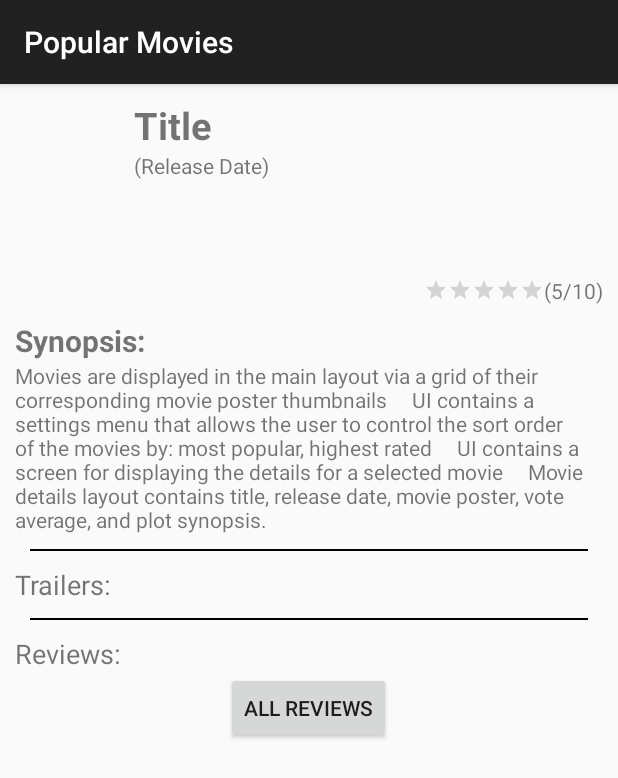
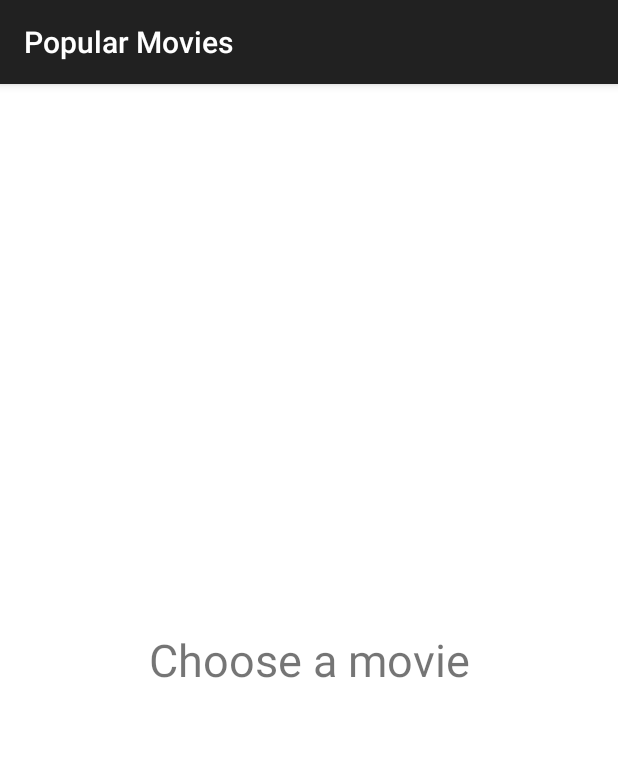
Before and after one commit to kchristiansen/PopularMovies, an Android app: the fragment MovieDetails placed in its activity, on a phone screen of 412 x 824 dp. Shown: the top 778 px of the screen. Run offline under Robolectric (Android 15) with nearby library versions, the phone set to English and light mode, and no system bars; our stand-ins replace Picasso; pictures from the network do not load; 2 statements that could not run were skipped.

Commit message:
PopMovies Stage 2

```diff
--- a/app/build.gradle
+++ b/app/build.gradle
@@ -17,14 +17,17 @@ android {
             proguardFiles getDefaultProguardFile('proguard-android.txt'), 'proguard-rules.pro'
         }
     }
+    sourceSets { main { java.srcDirs = ['src/main/java', 'src/main/java/models'] } }
 }
 
 repositories {
     mavenCentral()
 }
 dependencies {
-    compile fileTree(dir: 'libs', include: ['*.jar'])
+    compile fileTree(include: ['*.jar'], dir: 'libs')
+    compile 'com.jakewharton:disklrucache:2.0.2'
     compile 'com.android.support:appcompat-v7:22.2.0'
     compile 'com.squareup.picasso:picasso:2.5.2'
     compile 'com.android.support:support-v4:22.2.0'
+
 }
--- a/app/src/main/java/com/example/kevin/popularmovies/MainActivity.java
+++ b/app/src/main/java/com/example/kevin/popularmovies/MainActivity.java
@@ -2,38 +2,36 @@ package com.example.kevin.popularmovies;
 
 import android.os.Bundle;
 import android.support.v7.app.ActionBarActivity;
+import android.view.View;
 
 
 public class MainActivity extends ActionBarActivity
         implements MainActivityFragment.OnMovieSelectedListener {
+
+    boolean mIsDualPane;
 
     @Override
     protected void onCreate(Bundle savedInstanceState) {
         super.onCreate(savedInstanceState);
         setContentView(R.layout.activity_main);
 
-        if(findViewById(R.id.fragment_container)!=null){
+        View detailView = findViewById(R.id.details_frag);
+
+        if(detailView !=null && detailView != null){
+            mIsDualPane = true;
             if(savedInstanceState!=null){
                 return;
             }
         }
-
-        MainActivityFragment collectionFragment = new MainActivityFragment();
-        collectionFragment.setArguments(getIntent().getExtras());
-        getSupportFragmentManager()
-                .beginTransaction()
-                .add(R.id.fragment_container, collectionFragment)
-                .commit();
     }
 
     @Override
     public void onMovieSelected(Movie m) {
-        MovieDetails detailFragment = (MovieDetails) getSupportFragmentManager().findFragmentById(R.id.fragment_movie_detail);
-        if(detailFragment!=null) {
+        MovieDetails detailFragment = (MovieDetails) getSupportFragmentManager().findFragmentById(R.id.details_frag);
+        if (mIsDualPane) {
             detailFragment.updateMovie(m);
-        }else{
+        } else {
             detailFragment = MovieDetails.newInstance(m);
-
             android.support.v4.app.FragmentTransaction transaction = getSupportFragmentManager().beginTransaction();
             transaction.replace(R.id.fragment_container, detailFragment);
             transaction.addToBackStack(null);
--- a/app/src/main/java/com/example/kevin/popularmovies/MainActivityFragment.java
+++ b/app/src/main/java/com/example/kevin/popularmovies/MainActivityFragment.java
@@ -3,6 +3,8 @@ package com.example.kevin.popularmovies;
 import android.app.Activity;
 import android.content.Context;
 import android.content.Intent;
+import android.database.Cursor;
+import android.database.sqlite.SQLiteDatabase;
 import android.net.Uri;
 import android.os.AsyncTask;
 import android.os.Bundle;
@@ -25,6 +27,7 @@ import org.json.JSONArray;
 import org.json.JSONException;
 import org.json.JSONObject;
 
+import java.io.IOException;
 import java.util.ArrayList;
 
 
@@ -40,6 +43,8 @@ public class MainActivityFragment extends android.support.v4.app.Fragment {
     private Context mContext;
     private MovieAdapter mMovieAdapter;
     private GridView mGrid;
+
+    private final int MAX_CACHE_SIZE = 1024 * 1024;
 
     public MainActivityFragment() {
     }
@@ -119,6 +124,9 @@ public class MainActivityFragment extends android.support.v4.app.Fragment {
                 mCallback.onMovieSelected(m);
             }
         });
+        if (mGrid.getSelectedItem() == null) {
+            mGrid.setSelection(0);
+        }
         return rootView;
     }
 
@@ -203,8 +211,8 @@ public class MainActivityFragment extends android.support.v4.app.Fragment {
                 holder.moviePoster.setImageResource(R.mipmap.ic_launcher);
                 Picasso.with(mContext)
                         .load(imageUrl + movieInfo.mPosterUri)
-                        .resize(158,237)
-                        .centerCrop()
+                        //.resize(158,237)
+                        //.centerCrop()
                         .into(holder.moviePoster);
                 convertView.setTag(holder);
             }
@@ -213,8 +221,8 @@ public class MainActivityFragment extends android.support.v4.app.Fragment {
                 holder.movieInfo=movieInfo;
                 Picasso.with(mContext)
                         .load(imageUrl + movieInfo.mPosterUri)
-                        .resize(158,237)
-                        .centerInside()
+                        //.resize(158,237)
+                        //.centerInside()
                         .into(holder.moviePoster);
             }
 
@@ -229,7 +237,7 @@ public class MainActivityFragment extends android.support.v4.app.Fragment {
 
     public class MovieDownloader extends AsyncTask<String,Void, ArrayList<Movie>> {
         final String LOG_TAG = "MovieJsonDownload";
-        final String API_KEY = "";
+        final String API_KEY = getResources().getString(R.string.API_KEY);
 
         ArrayList<Movie> movies = new ArrayList<>();
         @Override
@@ -238,6 +246,7 @@ public class MainActivityFragment extends android.support.v4.app.Fragment {
             // Update adapter...
             mMovieAdapter.mMovies = movieList;
             mMovieAdapter.notifyDataSetChanged();
+
         }
 
         @Override
@@ -246,22 +255,58 @@ public class MainActivityFragment extends android.support.v4.app.Fragment {
                 Log.e(LOG_TAG, "API_KEY=" + API_KEY + ". Did you forget to add your own?");
             }
 
-            String BASEURL = "http://api.themoviedb.org/3/discover/movie?sort_by=" + mCurrentSort + "&api_key=" + API_KEY;
-            Uri builtUri = Uri.parse(BASEURL);
+            if(mCurrentSort.equals("favorite")) {
+                // get ids from sqlite db
+                FavoritesDbHelper dbHelper = new FavoritesDbHelper(getActivity());
+                final SQLiteDatabase db = dbHelper.getWritableDatabase();
+                final String[] columns = {FavoritesContract.FavoritesEntry.COLUMN_ID};
+
+                Cursor c = db.query(FavoritesContract.FavoritesEntry.TABLE_NAME, columns, null, null, null, null, null);
+                while(c.moveToNext()){
+                    String movieId = c.getString(0);
+                    // get the cached movies from disklru cache
+                    Movie m = MovieCache.GetMovieFromCache(mContext, movieId);
+                    if (m == null) {
+                        // make api calls if necessary
+                        Uri builtUri = Uri.parse("http://api.themoviedb.org/3/movie/" + movieId + "?api_key=" + API_KEY);
+                        String jsonData = JsonDataFetch.fetchJson(builtUri);
+
+                        if(jsonData != null) {
+                            JSONObject jObjMovie = null;
+                            try {
+                                jObjMovie = new JSONObject(jsonData);
+                                m = Movie.newInstance(jObjMovie);
+                            } catch (JSONException e) {
+                                e.printStackTrace();
+                            }
+                        }
+                    }
+                    if (m != null) {
+                        // add to movie list
+                        movies.add(m);
+                    }
+                }
+            }
+            else {
+                String baseUrl = "http://api.themoviedb.org/3/discover/movie?sort_by=" + mCurrentSort + "&api_key=" + API_KEY;
+
+                Uri builtUri = Uri.parse(baseUrl);
 
                 // hit api if necessary...
-            if(mJsonMovieData==null || mJsonMovieData=="") {
+                if (mJsonMovieData == null || mJsonMovieData == "") {
                     // Will contain the raw JSON response as a string.
-                Log.v(LOG_TAG, "Hitting movie api: " + builtUri.toString() );
+                    Log.v(LOG_TAG, "Hitting movie api: " + builtUri.toString());
                     mJsonMovieData = JsonDataFetch.fetchJson(builtUri);
                 }
 
+                if (mJsonMovieData != null) {
                     try {
                         movies = getMoviesFromJson(mJsonMovieData);
-            }
-            catch (JSONException e){
+                    } catch (JSONException e) {
                         Log.e(LOG_TAG, e.getMessage(), e);
                         e.printStackTrace();
+                    }
+                }
             }
             return movies;
         }
@@ -273,7 +318,13 @@ public class MainActivityFragment extends android.support.v4.app.Fragment {
             JSONArray results= new JSONObject(json).getJSONArray(RESULTS);
             for(int i=0;i< results.length();i++){
                 JSONObject result = results.getJSONObject(i);
+
                 Movie m = Movie.newInstance(result);
+                try {
+                    MovieCache.CacheMovie(mContext, m, m.mID);
+                } catch (IOException e) {
+                    e.printStackTrace();
+                }
                 if(m!=null) {
                     movies.add(m);
                 }
--- /dev/null
+++ b/app/src/main/res/layout-large/activity_main.xml
@@ -0,0 +1,19 @@
+<?xml version="1.0" encoding="utf-8"?>
+<LinearLayout xmlns:android="http://schemas.android.com/apk/res/android"
+    xmlns:tools="http://schemas.android.com/tools"
+    android:orientation="horizontal"
+    android:layout_width="match_parent"
+    android:layout_height="match_parent">
+    <fragment
+        android:id="@+id/list_frag"
+        android:layout_width="400dp"
+        android:layout_height="match_parent"
+        android:name="com.example.kevin.popularmovies.MainActivityFragment"
+        tools:layout="@layout/fragment_main" />
+    <fragment
+        android:id="@+id/details_frag"
+        android:layout_width="wrap_content"
+        android:layout_height="match_parent"
+        android:name="com.example.kevin.popularmovies.MovieDetails"
+        tools:layout="@layout/fragment_movie_details" />
+</LinearLayout>
--- a/app/src/main/res/layout/activity_main.xml
+++ b/app/src/main/res/layout/activity_main.xml
@@ -1,4 +1,12 @@
 <FrameLayout xmlns:android="http://schemas.android.com/apk/res/android"
-    android:id="@+id/fragment_container"
-    android:layout_width="match_parent"
-    android:layout_height="match_parent" />
+             xmlns:tools="http://schemas.android.com/tools"
+             android:id="@+id/fragment_container"
+             android:layout_width="match_parent"
+             android:layout_height="match_parent">
+    <fragment
+        android:id="@+id/list_frag"
+        android:layout_width="match_parent"
+        android:layout_height="match_parent"
+        android:name="com.example.kevin.popularmovies.MainActivityFragment"
+        tools:layout="@layout/fragment_main" />
+</FrameLayout>
--- a/app/src/main/res/layout/fragment_movie_details.xml
+++ b/app/src/main/res/layout/fragment_movie_details.xml
@@ -1,8 +1,13 @@
+<FrameLayout
+    android:layout_height="match_parent" android:layout_width="match_parent"
+    xmlns:android="http://schemas.android.com/apk/res/android">
+
 <ScrollView
     android:id="@+id/fragment_movie_detail"
     xmlns:android="http://schemas.android.com/apk/res/android"
     xmlns:tools="http://schemas.android.com/tools"
     tools:context="com.example.kevin.popularmovies.MovieDetails"
+    android:background="@android:color/white"
     android:layout_height="match_parent"
     android:layout_width="match_parent"
     android:padding="10dp">
@@ -22,7 +27,8 @@
             <LinearLayout
                 android:orientation="vertical"
                 android:layout_width="wrap_content"
-                android:layout_height="wrap_content">
+                android:layout_height="wrap_content"
+                android:layout_marginLeft="20dp">
                 <TextView
                     android:id="@+id/detail_title"
                     android:layout_width="wrap_content"
@@ -40,9 +46,14 @@
         <LinearLayout
             android:orientation="horizontal"
             android:layout_width="match_parent"
-            android:layout_height="wrap_content"
-            android:gravity="right">
-
+            android:layout_height="wrap_content">
+            <CheckBox
+                android:id="@+id/buttonFavorite"
+                android:layout_width="wrap_content"
+                android:layout_height="wrap_content"
+                android:layout_gravity="left"
+                android:layout_weight="10"
+                android:text="Favorite"/>
             <RatingBar
                 android:id="@+id/detail_rating_stars"
                 style="?android:ratingBarStyleSmall"
@@ -109,8 +120,15 @@
             android:layout_height="wrap_content"
             android:textSize="18sp"
             android:text="Reviews:"/>
-        <TableLayout
+        <TextView
+            android:id="@+id/textNoReviews"
+            android:layout_width="match_parent"
+            android:layout_height="wrap_content"
+            android:text="Nobody has reviewed this movie"
+            android:gravity="center"/>
+        <LinearLayout
             android:id="@+id/tableReviews"
+            android:orientation="vertical"
             android:layout_width="match_parent"
             android:layout_height="wrap_content"/>
         <Button
@@ -118,6 +136,20 @@
             android:layout_width="wrap_content"
             android:layout_height="wrap_content"
             android:text="ALL REVIEWS"
-            android:layout_gravity="center"/>
+            android:layout_gravity="center"
+            android:visibility="gone"/>
     </LinearLayout>
 </ScrollView>
+    <LinearLayout
+        android:id="@+id/instruction_panel"
+        android:layout_width="match_parent"
+        android:layout_height="match_parent"
+        android:background="@android:color/white">
+        <TextView
+            android:layout_width="match_parent"
+            android:layout_height="match_parent"
+            android:gravity="center"
+            android:textSize="30dp"
+            android:text="Choose a movie"/>
+    </LinearLayout>
+</FrameLayout>
--- a/app/src/main/res/layout/main_poster_thumbnail.xml
+++ b/app/src/main/res/layout/main_poster_thumbnail.xml
@@ -5,6 +5,5 @@
     <ImageView
         android:id="@+id/mainPosterThumb"
         android:layout_width="match_parent"
-        android:layout_height="match_parent"
-        android:padding="1dp"/>
+        android:layout_height="match_parent"/>
 </LinearLayout>
--- a/app/src/main/res/values/strings.xml
+++ b/app/src/main/res/values/strings.xml
@@ -4,4 +4,6 @@
     <string name="title_activity_settings">Settings</string>
     <string name="moviedb_base_image_url">http://image.tmdb.org/t/p/</string>
     <string name="moviedb_image_size">w185</string>
+    <string name="title_activity_detail">DetailActivity</string>
+    <string name="hello_world">Hello world!</string>
 </resources>
--- a/app/src/main/res/values/strings_activity_settings.xml
+++ b/app/src/main/res/values/strings_activity_settings.xml
@@ -3,9 +3,11 @@
     <string-array name="pref_sortby">
         <item>Popularity</item>
         <item>Rating</item>
+        <item>Favorites</item>
     </string-array>
     <string-array name="pref_sortby_values">
         <item>popularity.desc</item>
         <item>vote_average.desc</item>
+        <item>favorite</item>
     </string-array>
 </resources>
```
Also changed, not shown: app/src/main/java/com/example/kevin/popularmovies/FavoritesContract.java (added, +13 -0 lines), app/src/main/java/com/example/kevin/popularmovies/FavoritesDbHelper.java (added, +30 -0 lines), app/src/main/java/com/example/kevin/popularmovies/MovieCache.java (added, +75 -0 lines), app/src/main/java/com/example/kevin/popularmovies/MovieDetails.java (+139 -56 lines), app/src/main/java/com/example/kevin/popularmovies/Review.java (added, +47 -0 lines), app/src/main/res/layout/review_list_item.xml (added, +19 -0 lines), 1 other file. Lines whose indentation alone changed are shown as unchanged.
